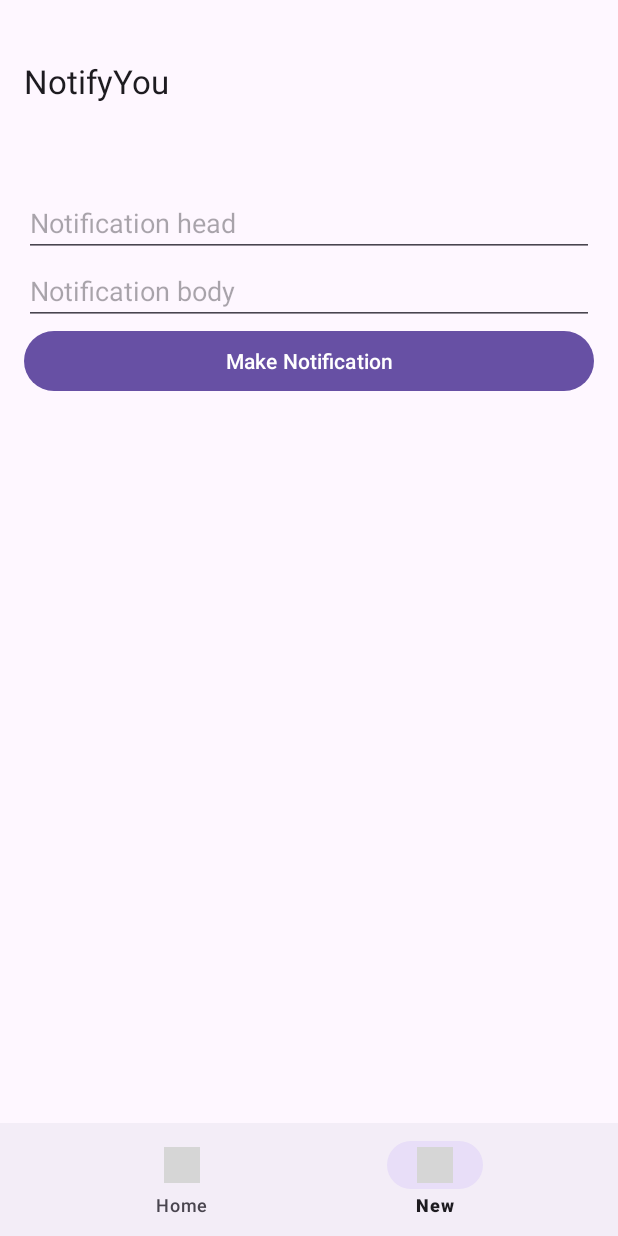
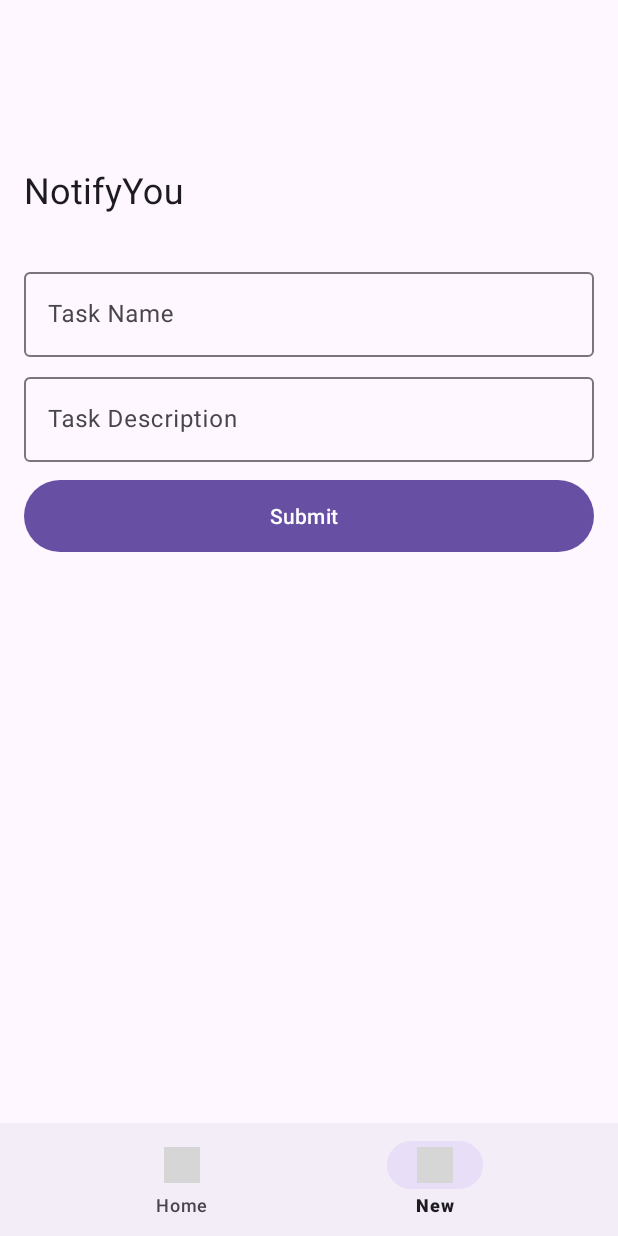
Before and after one commit to Vinncz/NotifyYou, an Android app: the screen it shows after launch (MainActivity), item 2 of the bottom bar chosen, on a phone screen of 412 x 824 dp. Run offline under Robolectric (Android 15) with nearby library versions, the light colour scheme and no system bars; grey boxes are pictures that could not be loaded.

Commit message:
Restricted the app to be portrait-only; Implemented the collapsable top-app bar; Replaced the basic PlainText input field with the "com.google.android.material.textfield.TextInputEditText".

```diff
--- a/app/src/main/AndroidManifest.xml
+++ b/app/src/main/AndroidManifest.xml
@@ -12,10 +12,13 @@
         android:roundIcon="@mipmap/ic_launcher_round"
         android:supportsRtl="true"
         android:theme="@style/Theme.NotifyYou"
-        tools:targetApi="31">
+        tools:targetApi="31"
+        android:screenOrientation="portrait">
         <activity
             android:name=".Activities.MainActivity"
-            android:exported="true">
+            android:exported="true"
+            android:screenOrientation="portrait"
+        >
             <intent-filter>
                 <action android:name="android.intent.action.MAIN" />
 
--- a/app/src/main/java/com/example/notifyyou/Activities/MainActivity.java
+++ b/app/src/main/java/com/example/notifyyou/Activities/MainActivity.java
@@ -38,7 +38,7 @@ public class MainActivity extends AppCompatActivity {
 
                         } else if (itemId == R.id.newTileItem) {
                             selectedFragment = new NewFragment();
-                            SharedPreferences sp = getSharedPreferences("", MODE_PRIVATE);
+
                         }
 
                         if (selectedFragment != null) {
@@ -46,6 +46,7 @@ public class MainActivity extends AppCompatActivity {
                             transaction.replace(R.id.fragmentContainerView, selectedFragment);
                             transaction.commit();
                         }
+
                         return true;
                     }
                 });
--- a/app/src/main/java/com/example/notifyyou/Fragments/Home.java
+++ b/app/src/main/java/com/example/notifyyou/Fragments/Home.java
@@ -10,7 +10,6 @@ import android.view.View;
 import android.view.ViewGroup;
 
 import com.example.notifyyou.R;
-import com.google.android.material.floatingactionbutton.ExtendedFloatingActionButton;
 
 /**
  * A simple {@link Fragment} subclass.
@@ -60,22 +59,8 @@ public class Home extends Fragment {
     }
 
     @Override
-    public View onCreateView(LayoutInflater inflater, ViewGroup container,
-                             Bundle savedInstanceState) {
-        // Inflate the layout for this fragment
+    public View onCreateView(LayoutInflater inflater, ViewGroup container, Bundle savedInstanceState) {
         View v = inflater.inflate(R.layout.fragment_home, container, false);
-        FragmentTransaction transaction = requireActivity().getSupportFragmentManager().beginTransaction();
-
-//        ExtendedFloatingActionButton efab = v.findViewById(R.id.NewTileItemButton);
-//        efab.setOnClickListener(new View.OnClickListener() {
-//            @Override
-//            public void onClick(View view) {
-//                NewFragment fragment = new NewFragment(); // Replace with your actual fragment class
-//                transaction.replace(R.id.fragmentContainerView, fragment); // R.id.fragment_container is the ID of the container where you want to add the fragment
-//                transaction.addToBackStack(null);
-//                transaction.commit();
-//            }
-//        });
 
         return v;
     }
--- a/app/src/main/res/layout/activity_main.xml
+++ b/app/src/main/res/layout/activity_main.xml
@@ -10,40 +10,79 @@
         android:id="@+id/coordinatorLayout"
         android:layout_width="match_parent"
         android:layout_height="wrap_content"
-        app:layout_constraintTop_toTopOf="parent">
+        app:layout_constraintTop_toTopOf="parent"
+    >
 
         <com.google.android.material.appbar.AppBarLayout
             android:layout_width="match_parent"
             android:layout_height="wrap_content"
+            android:fitsSystemWindows="true"
+        >
+
+            <com.google.android.material.appbar.CollapsingToolbarLayout
+                style="?attr/collapsingToolbarLayoutMediumStyle"
+                android:layout_width="match_parent"
+                android:layout_height="?attr/collapsingToolbarLayoutLargeSize"
+                app:contentScrim="?attr/colorPrimary"
+                app:layout_scrollFlags="scroll|exitUntilCollapsed|snap"
             >
 
                 <com.google.android.material.appbar.MaterialToolbar
                     android:id="@+id/topAppBar"
                     android:layout_width="match_parent"
-                android:layout_height="108dp"
-                android:layout_marginBottom="18dp"
+                    android:layout_height="?attr/actionBarSize"
+                    android:elevation="2dp"
+                    app:layout_collapseMode="pin"
                     app:title="@string/app_name"
-                app:titleCentered="false" />
+                />
+
+            </com.google.android.material.appbar.CollapsingToolbarLayout>
 
         </com.google.android.material.appbar.AppBarLayout>
-    </androidx.coordinatorlayout.widget.CoordinatorLayout>
 
-    <ScrollView
+        <androidx.core.widget.NestedScrollView
             android:id="@+id/scrollView"
             android:layout_width="match_parent"
             android:layout_height="wrap_content"
+            app:layout_behavior="@string/appbar_scrolling_view_behavior"
+            app:layout_constraintTop_toBottomOf="@+id/coordinatorLayout"
             android:paddingHorizontal="16dp"
-        app:layout_constraintStart_toStartOf="parent"
-        app:layout_constraintTop_toBottomOf="@+id/coordinatorLayout">
+        >
 
+            <LinearLayout
+                android:layout_width="match_parent"
+                android:layout_height="wrap_content"
+                android:orientation="vertical">
 
                 <androidx.fragment.app.FragmentContainerView
                     android:id="@+id/fragmentContainerView"
                     android:layout_width="match_parent"
                     android:layout_height="wrap_content"
+                    android:paddingBottom="512dp"
                 />
 
-    </ScrollView>
+            </LinearLayout>
+        </androidx.core.widget.NestedScrollView>
+
+    </androidx.coordinatorlayout.widget.CoordinatorLayout>
+
+<!--    <ScrollView-->
+<!--        android:id="@+id/scrollView"-->
+<!--        android:layout_width="match_parent"-->
+<!--        android:layout_height="wrap_content"-->
+<!--        app:layout_constraintBottom_toBottomOf="@+id/coordinatorLayout">-->
+
+
+<!--        <androidx.fragment.app.FragmentContainerView-->
+<!--            android:id="@+id/fragmentContainerView"-->
+<!--            android:layout_width="match_parent"-->
+<!--            android:layout_height="wrap_content"-->
+<!--        />-->
+
+<!--    </ScrollView>-->
+
+
+
     <com.google.android.material.bottomnavigation.BottomNavigationView
         android:id="@+id/bottomNavigationView"
         android:layout_width="match_parent"
@@ -52,5 +91,7 @@
         app:layout_constraintEnd_toEndOf="parent"
         app:layout_constraintHorizontal_bias="0.5"
         app:layout_constraintStart_toStartOf="parent"
-        app:menu="@menu/bottom_nav_menu"/>
+        app:menu="@menu/bottom_nav_menu"
+    />
+
 </androidx.constraintlayout.widget.ConstraintLayout>
--- a/app/src/main/res/layout/fragment_home.xml
+++ b/app/src/main/res/layout/fragment_home.xml
@@ -4,7 +4,8 @@
     android:layout_width="match_parent"
     android:layout_height="match_parent"
     xmlns:app="http://schemas.android.com/apk/res-auto"
-    tools:context=".Fragments.Home">
+    tools:context=".Fragments.Home"
+    android:layout_marginTop="24dp">
 
 
     <LinearLayout
@@ -17,12 +18,17 @@
             android:id="@+id/textView"
             android:layout_width="match_parent"
             android:layout_height="wrap_content"
-            android:text="Pinned TileItems" />
+            android:text="Pinned TileItems"
+            android:textSize="18dp"
+            android:layout_marginBottom="8dp"
+        />
 
         <androidx.recyclerview.widget.RecyclerView
             android:id="@+id/pinnedTileItems"
             android:layout_width="match_parent"
-            android:layout_height="wrap_content" >
+            android:layout_height="wrap_content"
+            android:layout_marginBottom="24dp"
+        >
 
         </androidx.recyclerview.widget.RecyclerView>
 
@@ -30,7 +36,11 @@
             android:id="@+id/textView2"
             android:layout_width="wrap_content"
             android:layout_height="wrap_content"
-            android:text="My TileItems Collection" />
+            android:text="My TileItems Collection"
+            android:textSize="18dp"
+            android:layout_marginBottom="8dp"
+
+        />
 
         <androidx.recyclerview.widget.RecyclerView
             android:id="@+id/tileItems"
--- a/app/src/main/res/layout/fragment_new.xml
+++ b/app/src/main/res/layout/fragment_new.xml
@@ -3,7 +3,8 @@
     xmlns:tools="http://schemas.android.com/tools"
     android:layout_width="match_parent"
     android:layout_height="match_parent"
-    tools:context=".Fragments.NewFragment">
+    tools:context=".Fragments.NewFragment"
+    android:layout_marginTop="24dp">
 
 
     <LinearLayout
@@ -11,27 +12,60 @@
         android:layout_height="wrap_content"
         android:orientation="vertical">
 
-        <EditText
-            android:id="@+id/CustomNotificationHead"
+<!--        <EditText-->
+<!--            android:id="@+id/CustomNotificationHead"-->
+<!--            android:layout_width="match_parent"-->
+<!--            android:layout_height="wrap_content"-->
+<!--            android:ems="10"-->
+<!--            android:hint="Notification head"-->
+<!--            android:inputType="text" />-->
+
+        <com.google.android.material.textfield.TextInputLayout
+            android:id="@+id/textField"
             android:layout_width="match_parent"
             android:layout_height="wrap_content"
-            android:ems="10"
-            android:hint="Notification head"
-            android:inputType="text" />
+            android:hint="Task Name"
+            android:layout_marginBottom="8dp">
 
-        <EditText
-            android:id="@+id/CustomNotificationBody"
+            <com.google.android.material.textfield.TextInputEditText
+                android:id="@+id/CustomNotificationHead"
+                android:layout_width="match_parent"
+                android:layout_height="wrap_content"
+            />
+
+        </com.google.android.material.textfield.TextInputLayout>
+
+<!--        <EditText-->
+<!--            android:id="@+id/CustomNotificationBody"-->
+<!--            android:layout_width="match_parent"-->
+<!--            android:layout_height="wrap_content"-->
+<!--            android:ems="10"-->
+<!--            android:hint="Notification body"-->
+<!--            android:inputType="text" />-->
+
+        <com.google.android.material.textfield.TextInputLayout
+            android:id="@+id/textField2"
             android:layout_width="match_parent"
             android:layout_height="wrap_content"
-            android:ems="10"
-            android:hint="Notification body"
-            android:inputType="text" />
+            android:hint="Task Description"
+            android:layout_marginBottom="8dp">
+
+            <com.google.android.material.textfield.TextInputEditText
+                android:id="@+id/CustomNotificationBody"
+                android:layout_width="match_parent"
+                android:layout_height="wrap_content"
+                />
+
+        </com.google.android.material.textfield.TextInputLayout>
 
         <Button
             android:id="@+id/NotificationButton"
             android:layout_width="match_parent"
             android:layout_height="wrap_content"
-            android:text="Make Notification" />
+            android:text="Submit"
+            android:height="56dp"
+            style="@style/Widget.Material3.Button.Icon"
+        />
 
     </LinearLayout>
 
```
Lines whose indentation alone changed are shown as unchanged.
